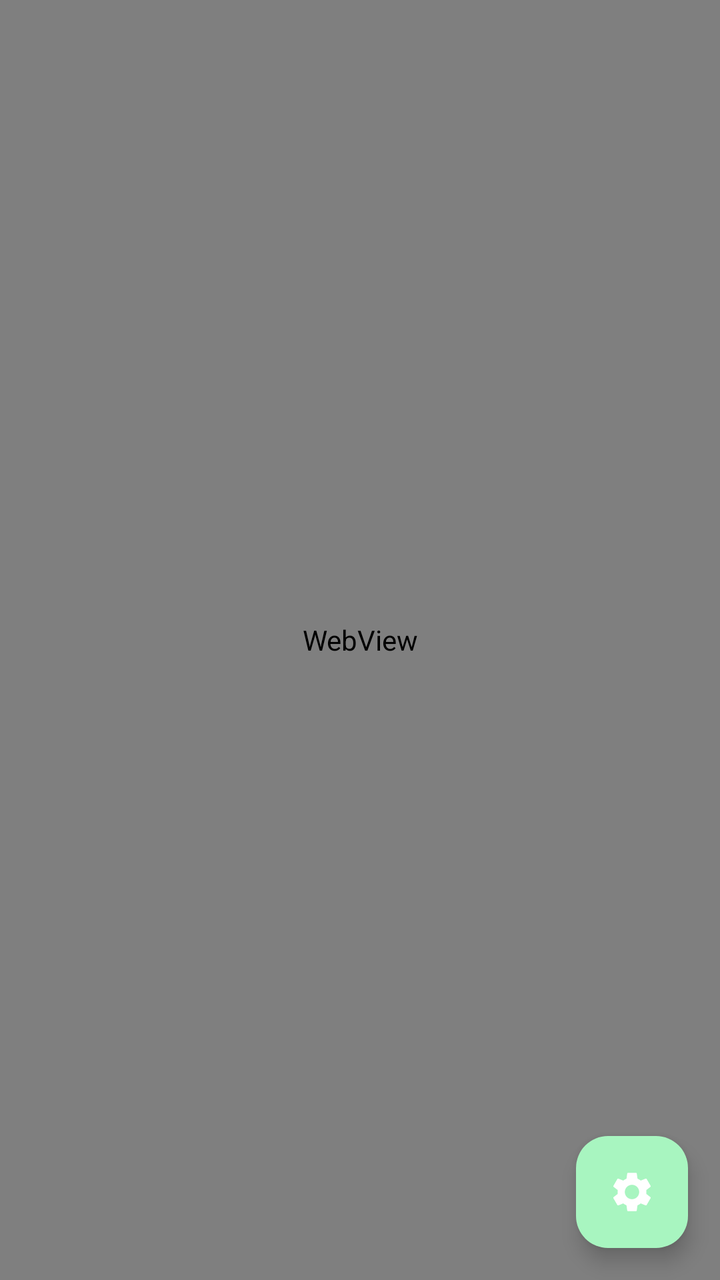
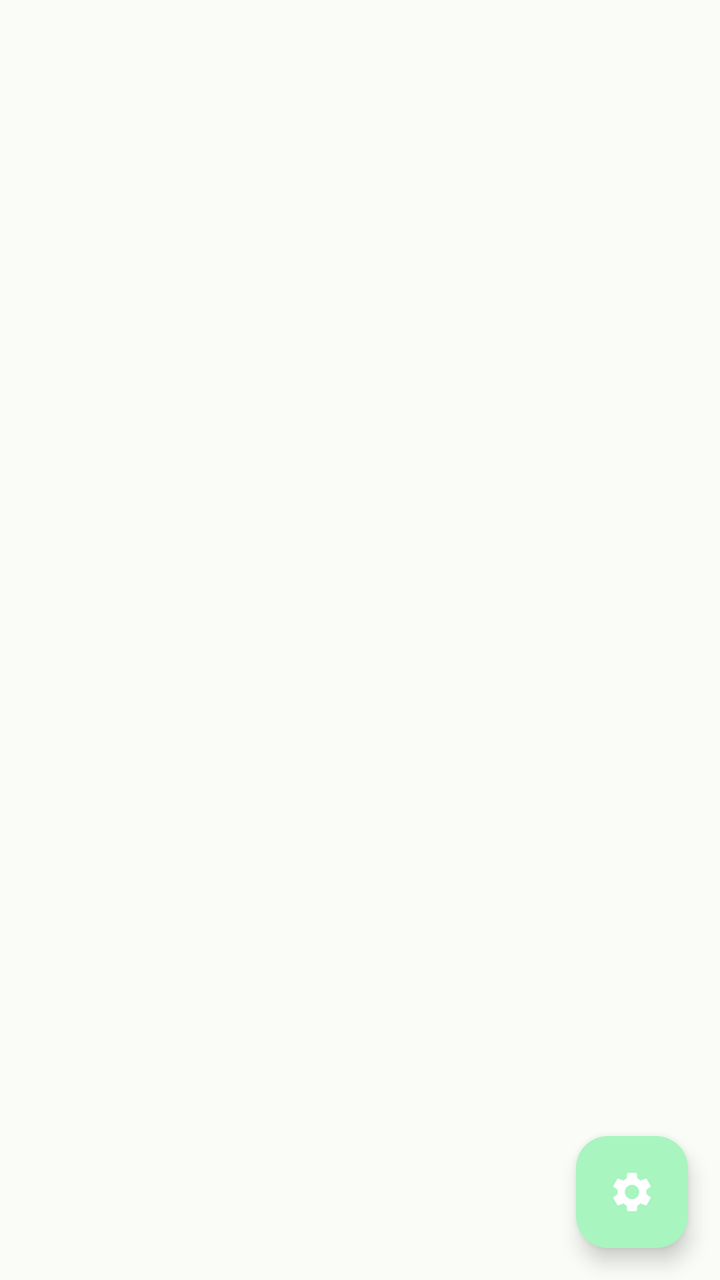

Compare the two renders of this Android layout. The source of the first and the diff that turns it into the second are given below.
<!-- AndroidManifest.xml: application theme Theme.SpotDL -->
<!-- res/layout/activity_webapp.xml -->
<?xml version="1.0" encoding="utf-8"?>
<androidx.coordinatorlayout.widget.CoordinatorLayout
    xmlns:android="http://schemas.android.com/apk/res/android"
    xmlns:app="http://schemas.android.com/apk/res-auto"
    android:layout_width="match_parent"
    android:layout_height="match_parent">

    <ProgressBar
        android:id="@+id/progressBar"
        style="?android:attr/progressBarStyleHorizontal"
        android:layout_width="match_parent"
        android:layout_height="4dp"
        android:layout_gravity="top"
        android:max="100"
        android:visibility="gone"
        android:progressTint="?attr/colorPrimary" />

    <WebView
        android:id="@+id/webView"
        android:layout_width="match_parent"
        android:layout_height="match_parent" />

    <com.google.android.material.floatingactionbutton.FloatingActionButton
        android:id="@+id/fabSettings"
        android:layout_width="wrap_content"
        android:layout_height="wrap_content"
        android:layout_gravity="bottom|end"
        android:layout_margin="16dp"
        android:contentDescription="@string/content_description_settings"
        android:src="@drawable/ic_settings"
        app:fabSize="mini"
        app:tint="?attr/colorOnPrimary" />

</androidx.coordinatorlayout.widget.CoordinatorLayout>
<!-- resources referenced by this layout -->
<resources>
  <!-- drawable ic_settings (drawable) -->
  <?xml version="1.0" encoding="utf-8"?>
  <vector xmlns:android="http://schemas.android.com/apk/res/android"
      android:width="24dp"
      android:height="24dp"
      android:viewportWidth="24"
      android:viewportHeight="24"
      android:tint="?attr/colorControlNormal">
    <path
        android:fillColor="@android:color/white"
        android:pathData="M19.14,12.94c0.04,-0.3 0.06,-0.61 0.06,-0.94c0,-0.32 -0.02,-0.64 -0.07,-0.94l2.03,-1.58c0.18,-0.14 0.23,-0.41 0.12,-0.61l-1.92,-3.32c-0.12,-0.22 -0.37,-0.29 -0.59,-0.22l-2.39,0.96c-0.5,-0.38 -1.03,-0.7 -1.62,-0.94L14.4,2.81c-0.04,-0.24 -0.24,-0.41 -0.48,-0.41h-3.84c-0.24,0 -0.43,0.17 -0.47,0.41L9.25,5.35C8.66,5.59 8.12,5.92 7.63,6.29L5.24,5.33c-0.22,-0.08 -0.47,0 -0.59,0.22L2.74,8.87C2.62,9.08 2.66,9.34 2.86,9.48l2.03,1.58C4.84,11.36 4.8,11.69 4.8,12s0.02,0.64 0.07,0.94l-2.03,1.58c-0.18,0.14 -0.23,0.41 -0.12,0.61l1.92,3.32c0.12,0.22 0.37,0.29 0.59,0.22l2.39,-0.96c0.5,0.38 1.03,0.7 1.62,0.94l0.36,2.54c0.05,0.24 0.24,0.41 0.48,0.41h3.84c0.24,0 0.44,-0.17 0.47,-0.41l0.36,-2.54c0.59,-0.24 1.13,-0.56 1.62,-0.94l2.39,0.96c0.22,0.08 0.47,0 0.59,-0.22l1.92,-3.32c0.12,-0.22 0.07,-0.47 -0.12,-0.61L19.14,12.94zM12,15.6c-1.98,0 -3.6,-1.62 -3.6,-3.6s1.62,-3.6 3.6,-3.6s3.6,1.62 3.6,3.6S13.98,15.6 12,15.6z"/>
  </vector>
  <string name="content_description_settings">Paramètres</string>
  <style name="Theme.SpotDL" parent="Theme.Material3.DayNight.NoActionBar">
          <item name="colorPrimary">@color/md_theme_light_primary</item>
          <item name="colorOnPrimary">@color/md_theme_light_onPrimary</item>
          <item name="colorPrimaryContainer">@color/md_theme_light_primaryContainer</item>
          <item name="colorOnPrimaryContainer">@color/md_theme_light_onPrimaryContainer</item>
          <item name="android:colorBackground">@color/md_theme_light_background</item>
          <item name="colorOnBackground">@color/md_theme_light_onBackground</item>
          <item name="colorSurface">@color/md_theme_light_surface</item>
          <item name="colorOnSurface">@color/md_theme_light_onSurface</item>
          <item name="colorSurfaceVariant">@color/md_theme_light_surfaceVariant</item>
          <item name="colorOnSurfaceVariant">@color/md_theme_light_onSurfaceVariant</item>
          <item name="colorOutline">@color/md_theme_light_outline</item>
      </style>
  <color name="md_theme_light_primary">#1DB954</color>
  <color name="md_theme_light_onPrimary">#FFFFFF</color>
  <color name="md_theme_light_primaryContainer">#A8F5C0</color>
  <color name="md_theme_light_onPrimaryContainer">#002112</color>
  <color name="md_theme_light_background">#FAFDF7</color>
  <color name="md_theme_light_onBackground">#1A1C19</color>
  <color name="md_theme_light_surface">#FAFDF7</color>
  <color name="md_theme_light_onSurface">#1A1C19</color>
  <color name="md_theme_light_surfaceVariant">#DCE5D8</color>
  <color name="md_theme_light_onSurfaceVariant">#414941</color>
  <color name="md_theme_light_outline">#717971</color>
</resources>

<!-- the commit's change to res/layout/activity_webapp.xml (unified diff, before → after) -->
@@ -3,22 +3,45 @@
     xmlns:android="http://schemas.android.com/apk/res/android"
     xmlns:app="http://schemas.android.com/apk/res-auto"
     android:layout_width="match_parent"
-    android:layout_height="match_parent">
+    android:layout_height="match_parent"
+    android:background="?android:attr/colorBackground">
 
-    <ProgressBar
-        android:id="@+id/progressBar"
-        style="?android:attr/progressBarStyleHorizontal"
+    <LinearLayout
+        android:id="@+id/layoutHome"
         android:layout_width="match_parent"
-        android:layout_height="4dp"
-        android:layout_gravity="top"
-        android:max="100"
-        android:visibility="gone"
-        android:progressTint="?attr/colorPrimary" />
+        android:layout_height="match_parent"
+        android:orientation="vertical"
+        android:gravity="center"
+        android:padding="32dp"
+        android:visibility="gone">
 
-    <WebView
-        android:id="@+id/webView"
-        android:layout_width="match_parent"
-        android:layout_height="match_parent" />
+        <TextView
+            android:layout_width="wrap_content"
+            android:layout_height="wrap_content"
+            android:text="@string/app_name"
+            android:textSize="40sp"
+            android:textStyle="bold"
+            android:textColor="?attr/colorPrimary"
+            android:layout_marginBottom="8dp" />
+
+        <TextView
+            android:layout_width="wrap_content"
+            android:layout_height="wrap_content"
+            android:text="@string/label_session_closed"
+            android:textSize="16sp"
+            android:textColor="?attr/colorOnSurfaceVariant"
+            android:gravity="center"
+            android:layout_marginBottom="32dp" />
+
+        <com.google.android.material.button.MaterialButton
+            android:id="@+id/btnOpen"
+            android:layout_width="wrap_content"
+            android:layout_height="wrap_content"
+            android:text="@string/btn_open_app"
+            android:paddingStart="32dp"
+            android:paddingEnd="32dp" />
+
+    </LinearLayout>
 
     <com.google.android.material.floatingactionbutton.FloatingActionButton
         android:id="@+id/fabSettings"
<!-- resource entries referenced after the edit -->
@@ -12,7 +12,10 @@
         android:fillColor="@android:color/white"
         android:pathData="M19.14,12.94c0.04,-0.3 0.06,-0.61 0.06,-0.94c0,-0.32 -0.02,-0.64 -0.07,-0.94l2.03,-1.58c0.18,-0.14 0.23,-0.41 0.12,-0.61l-1.92,-3.32c-0.12,-0.22 -0.37,-0.29 -0.59,-0.22l-2.39,0.96c-0.5,-0.38 -1.03,-0.7 -1.62,-0.94L14.4,2.81c-0.04,-0.24 -0.24,-0.41 -0.48,-0.41h-3.84c-0.24,0 -0.43,0.17 -0.47,0.41L9.25,5.35C8.66,5.59 8.12,5.92 7.63,6.29L5.24,5.33c-0.22,-0.08 -0.47,0 -0.59,0.22L2.74,8.87C2.62,9.08 2.66,9.34 2.86,9.48l2.03,1.58C4.84,11.36 4.8,11.69 4.8,12s0.02,0.64 0.07,0.94l-2.03,1.58c-0.18,0.14 -0.23,0.41 -0.12,0.61l1.92,3.32c0.12,0.22 0.37,0.29 0.59,0.22l2.39,-0.96c0.5,0.38 1.03,0.7 1.62,0.94l0.36,2.54c0.05,0.24 0.24,0.41 0.48,0.41h3.84c0.24,0 0.44,-0.17 0.47,-0.41l0.36,-2.54c0.59,-0.24 1.13,-0.56 1.62,-0.94l2.39,0.96c0.22,0.08 0.47,0 0.59,-0.22l1.92,-3.32c0.12,-0.22 0.07,-0.47 -0.12,-0.61L19.14,12.94zM12,15.6c-1.98,0 -3.6,-1.62 -3.6,-3.6s1.62,-3.6 3.6,-3.6s3.6,1.62 3.6,3.6S13.98,15.6 12,15.6z"/>
   </vector>
+  <string name="app_name">SpotDL</string>
+  <string name="btn_open_app">Ouvrir SpotDL</string>
   <string name="content_description_settings">Paramètres</string>
+  <string name="label_session_closed">La session est fermée ou expirée</string>
   <style name="Theme.SpotDL" parent="Theme.Material3.DayNight.NoActionBar">
           <item name="colorPrimary">@color/md_theme_light_primary</item>
           <item name="colorOnPrimary">@color/md_theme_light_onPrimary</item>
